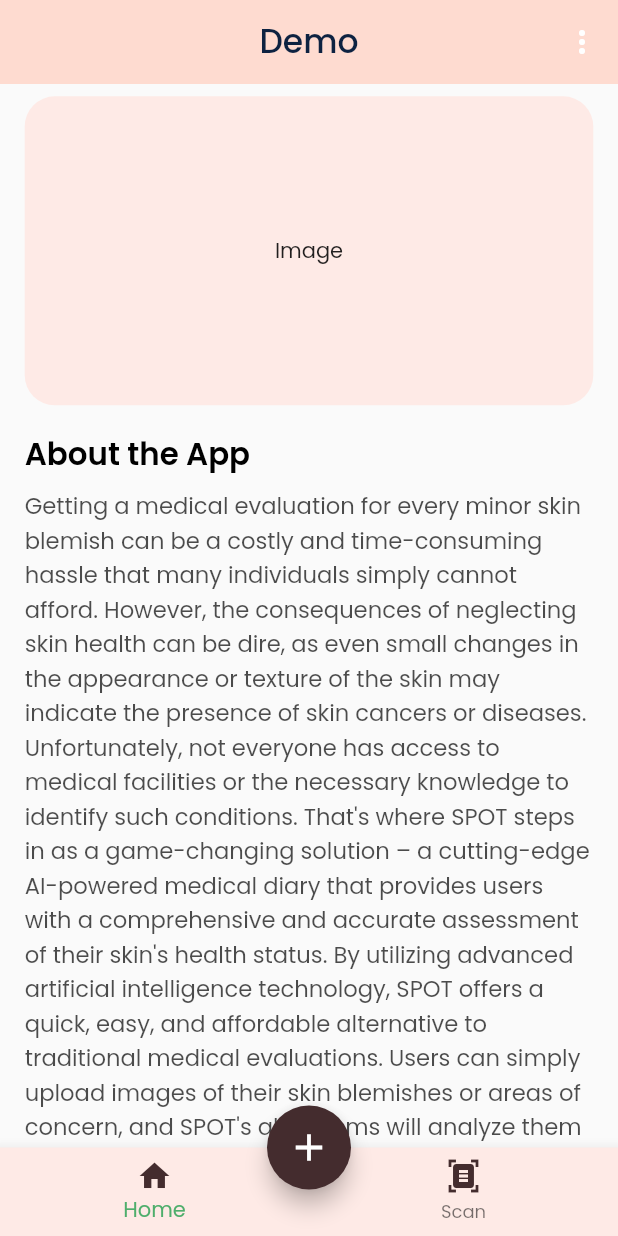
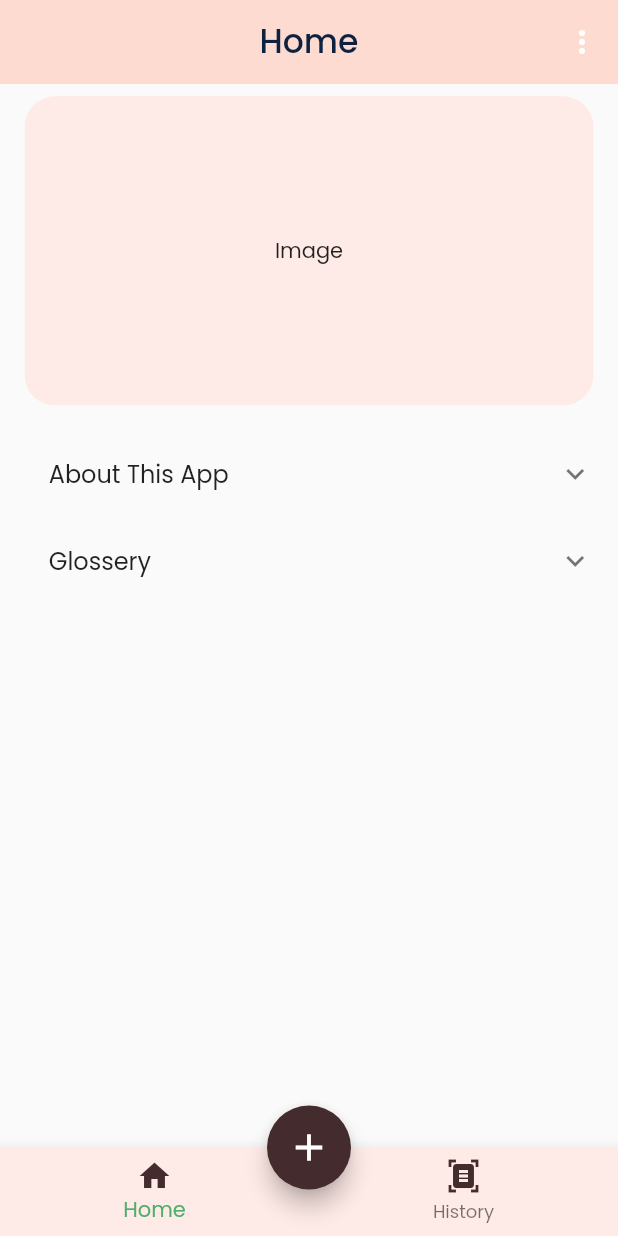
Before and after one commit to ericchartier4/Capstone-2022-Team-SPOT, a Flutter app: the HomeScreen screen opened by its route, on a phone screen of 412 x 824 dp. Run offline on Flutter 3.47's test engine with Material 2 defaults, Android fonts, the phone set to English and light mode, and no system bars; our stand-ins replace file_picker, flutter_easyloading, get, google_fonts, image_picker, permission_handler and 3 more; accounts and stored records are empty.

Commit message:
adding gloosery

```diff
--- a/code/FrontEnd_V1/lib/Screens/home_screen.dart
+++ b/code/FrontEnd_V1/lib/Screens/home_screen.dart
@@ -4,12 +4,15 @@ import 'package:get/get.dart';
 import 'package:google_fonts/google_fonts.dart';
 import 'package:sizer/sizer.dart';
 import '../Controllers/home_controller.dart';
+import '../Controllers/home_controller.dart';
 import '../Utils/preference.dart';
+import '../Utils/tilesbuilder.dart';
 import '../main.dart';
 import '../Routes/routes.dart';
 import '../Utils/app_colors.dart';
 import '../Utils/constant_widgets.dart';
 import 'package:pie_chart/pie_chart.dart';
+
 
 class HomeScreen extends StatefulWidget {
   const HomeScreen({Key? key}) : super(key: key);
@@ -22,6 +25,9 @@ class _HomeScreenState extends State<HomeScreen> {
   final HomeController homeController = Get.put(HomeController());
   String? luserEmail;
   String? luserPass;
+
+
+
 
 
 
@@ -41,7 +47,7 @@ class _HomeScreenState extends State<HomeScreen> {
       appBar: customAppBar(
         isShowBackIcon: false,
         isShowMenuIcon: false,
-        title: 'Demo',
+        title: 'Home',
         actions: [
           // IconButton(
           //   icon: const Icon(Icons.more_vert),
@@ -89,7 +95,7 @@ class _HomeScreenState extends State<HomeScreen> {
                 Icons.document_scanner,
                 color: Color(0xff442C2E),
               ),
-              label: 'Scan',
+              label: 'History',
             ),
           ],
           type: BottomNavigationBarType.fixed,
@@ -134,22 +140,26 @@ class _HomeScreenState extends State<HomeScreen> {
             child: const Text('Image'),
           ),
           SizedBox(height: 2.h),
-          Text(
-            'About the App',
-            style: GoogleFonts.poppins(
-              color: AppColor.textBlackColor,
-              fontSize: isDesktop(context) ? 20 : 15.sp,
-              fontWeight: FontWeight.w600,
+           SizedBox(
+            height: MediaQuery.of(context).size.height,
+            child:
+            Column(
+              crossAxisAlignment: CrossAxisAlignment.start,
+            children: <Widget>[
+            Expanded(
+            child:
+            ListView(
+            shrinkWrap: true,
+            children: homeExpndable.map(buildTile).toList(),),
+
+
             ),
-          ),
-          SizedBox(height: 1.h),
-          Text(
-            "Getting a medical evaluation for every minor skin blemish can be a costly and time-consuming hassle that many individuals simply cannot afford. However, the consequences of neglecting skin health can be dire, as even small changes in the appearance or texture of the skin may indicate the presence of skin cancers or diseases. Unfortunately, not everyone has access to medical facilities or the necessary knowledge to identify such conditions. That's where SPOT steps in as a game-changing solution – a cutting-edge AI-powered medical diary that provides users with a comprehensive and accurate assessment of their skin's health status. By utilizing advanced artificial intelligence technology, SPOT offers a quick, easy, and affordable alternative to traditional medical evaluations. Users can simply upload images of their skin blemishes or areas of concern, and SPOT's algorithms will analyze them to identify any potential skin cancers or diseases. With SPOT, you can have peace of mind knowing that your skin health is being monitored by advanced technology, providing you with accurate and reliable evaluations. Although SPOT's assessment is not a substitute for professional medical advice, it empowers users to take informed action and seek professional assistance where necessary. By taking control of your skin health with SPOT, you can make informed decisions and take proactive steps towards maintaining your overall well-being.",
-            style: GoogleFonts.poppins(
-              color: AppColor.textBlackColor.withOpacity(0.7),
-              fontSize: isDesktop(context) ? 15 : 11.sp,
+            ],
+
             ),
-          ),
+
+           ),
+
         ],
       ),
     );
@@ -404,7 +414,7 @@ class _HomeScreenState extends State<HomeScreen> {
 
 
                               SizedBox(height: 0.5.h),
-                              //    header
+                              //  Area   header
                               Text(
                                 'Area Affected:',
                                 style: GoogleFonts.poppins(
@@ -453,8 +463,8 @@ class _HomeScreenState extends State<HomeScreen> {
                           Text("What our AI is predicting about your scan:"),
 
                         Container(
-                          height: isDesktop(context) ? 10.w : 5.h,
-                          width: isDesktop(context) ? 15.w :  7.5.w,
+                          width: MediaQuery.of(context).size.width * 0.40,
+                          height: MediaQuery.of(context).size.width * 0.40,
                           child: PieChart(dataMap: {"Melanocytic Nevi (Heathy Skin)":double.parse(homeController.scanDoc[index]['nV']!),
                           "Benign Keratosis-Like Lesions":double.parse(homeController.scanDoc[index]['bKL']!),
                           "Basal Cell Carcinoma":double.parse(homeController.scanDoc[index]['bCC']!),
@@ -466,11 +476,11 @@ class _HomeScreenState extends State<HomeScreen> {
                     ),
                       SizedBox(height: 0.5.h),
                           Text("More deatailed information on the melanoma prediction:"),
-                        Container(
-                          height: isDesktop(context) ? 10.w : 5.h,
-                          width: isDesktop(context) ? 15.w :  7.5.w,
-                          child: PieChart(dataMap: {"Benign":double.parse(homeController.scanDoc[index]['melBen']!), "Mlignent":double.parse(homeController.scanDoc[index]['melMalig']!)}),
-                    ),
+                           Container(
+                           width: MediaQuery.of(context).size.width * 0.30,
+                           height: MediaQuery.of(context).size.width * 0.30,
+                           child: PieChart(  dataMap: {"Benign":double.parse(homeController.scanDoc[index]['melBen']!), "Mlignent":double.parse(homeController.scanDoc[index]['melMalig']!)}),
+                     ),
 
 
 
--- /dev/null
+++ b/code/FrontEnd_V1/lib/Utils/tilesbuilder.dart
@@ -0,0 +1,83 @@
+
+
+
+import 'package:flutter/material.dart';
+
+
+
+class TileOfTiles{
+  final  title;
+  final List<TileOfTiles> tiles;
+
+  const TileOfTiles({
+    required this.title,
+    this.tiles = const [],
+  });
+}
+
+
+
+final  homeExpndable = <TileOfTiles> [
+  const TileOfTiles(
+    title:'About This App',
+    tiles: [
+      TileOfTiles(title:"Getting a medical evaluation for every minor skin blemish can be a costly and time-consuming hassle that many individuals simply cannot afford. However, the consequences of neglecting skin health can be dire, as even small changes in the appearance or texture of the skin may indicate the presence of skin cancers or diseases. Unfortunately, not everyone has access to medical facilities or the necessary knowledge to identify such conditions. That's where SPOT steps in as a game-changing solution – a cutting-edge AI-powered medical diary that provides users with a comprehensive and accurate assessment of their skin's health status. By utilizing advanced artificial intelligence technology, SPOT offers a quick, easy, and affordable alternative to traditional medical evaluations. Users can simply upload images of their skin blemishes or areas of concern, and SPOT's algorithms will analyze them to identify any potential skin cancers or diseases. With SPOT, you can have peace of mind knowing that your skin health is being monitored by advanced technology, providing you with accurate and reliable evaluations. Although SPOT's assessment is not a substitute for professional medical advice, it empowers users to take informed action and seek professional assistance where necessary. By taking control of your skin health with SPOT, you can make informed decisions and take proactive steps towards maintaining your overall well-being.")
+    ]),
+    TileOfTiles (
+    title: "Glossery",
+    tiles: getGlossery(),
+    ),
+
+
+];
+
+List<TileOfTiles> getGlossery() {
+  List<TileOfTiles> glosseryMaker =[];
+  glosseryTerms.forEach((key, value) {
+    glosseryMaker.add(
+      TileOfTiles(title: key,
+       tiles: [
+       TileOfTiles(title:value ),
+       ]
+        ) );
+
+
+  });
+  return glosseryMaker;
+}
+
+Widget buildTile(TileOfTiles tile, {double leftPadding = 16 })
+{
+if (tile.tiles.isEmpty)
+{
+
+ return ListTile(
+  contentPadding: EdgeInsets.only(left: leftPadding),
+  title: Text(tile.title),
+ );
+
+
+}
+else
+{
+return ExpansionTile(
+  tilePadding: EdgeInsets.only(left: leftPadding),
+  title: Text(tile.title),
+  children: tile.tiles.map((tile)=> buildTile(tile,leftPadding: 16+leftPadding)).toList(),
+  );
+}
+}
+
+
+const  Map<String,String> glosseryTerms =
+{
+  "Actinic keratoses": "Actinic keratoses are rough, scaly patches that appear on skin that has been exposed to the sun. They are usually found on the face, scalp, ears, neck, hands, and forearms. They are not cancerous but can sometimes develop into squamous cell carcinoma, a type of skin cancer. Treatment for actinic keratoses includes cryotherapy, topical medications, and photodynamic therapy.",
+  "Basal cell carcinoma": "Basal cell carcinoma is the most common type of skin cancer. It appears as a raised, pearly bump on the skin that may bleed or develop a crust. It is usually found on areas of the skin that are frequently exposed to the sun, such as the face and neck. Treatment for basal cell carcinoma includes surgical removal, radiation therapy, and topical medications.",
+  "Benign keratosis-like lesions":  "Benign keratosis-like lesions are rough, scaly patches that are not cancerous but may be cosmetically undesirable. They are usually found on the face, scalp, ears, neck, hands, and forearms. Treatment for these lesions may include cryotherapy, topical medications, or surgical removal.",
+  "Dermatofibroma": "Dermatofibroma is a common benign skin growth that appears as a small, firm bump on the skin. It is usually found on the legs and may be brown or reddish-brown in color. Treatment is not necessary, but some people may choose to have them removed for cosmetic reasons.",
+  "Melanoma": "Melanoma is a type of skin cancer that develops from melanocytes, the cells that produce pigment in the skin. It appears as a new or changing mole on the skin that is asymmetrical, has irregular borders, has different colors, is larger than a pencil eraser, or is evolving in shape, size, or color. Treatment for melanoma includes surgical removal, radiation therapy, chemotherapy, and immunotherapy.",
+  "Melanocytic nevi": "Melanocytic nevi, also known as moles, are common benign skin growths that appear as brown or black spots on the skin. They can appear anywhere on the body and vary in size and shape. Most melanocytic nevi do not require treatment, but some may be removed for cosmetic reasons or if they show signs of changing.",
+  "Vascular lesions": "Vascular lesions are abnormalities in the blood vessels of the skin. They can appear as red or purple spots or patches on the skin, and may be flat or raised. Types of vascular lesions include hemangiomas, port-wine stains, and spider veins. Treatment for vascular lesions may include laser therapy, surgical removal, or sclerotherapy.",
+  "Benign": "Benign skin conditions are non-cancerous growths or conditions that typically do not pose a threat to one's health. These can include skin tags, warts, moles, and seborrheic keratosis. While they may be aesthetically unpleasing, they are usually not harmful and do not require treatment unless they cause discomfort or irritation.",
+  "Malignant":"Malignant skin conditions refer to cancerous growths or conditions that can be life-threatening if left untreated. These can include melanoma, squamous cell carcinoma, and basal cell carcinoma. These conditions require prompt diagnosis and treatment to prevent the cancer from spreading and causing severe harm to one's health. Treatment options can vary depending on the type and severity of cancer but may include surgery, radiation therapy, chemotherapy, or immunotherapy.",
+};
```
Also changed, not shown: code/FrontEnd_V1/lib/Controllers/home_controller.dart (+42 -62 lines), code/FrontEnd_V1/lib/Screens/view_details_screen.dart (+4 -4 lines), 1 other file.
